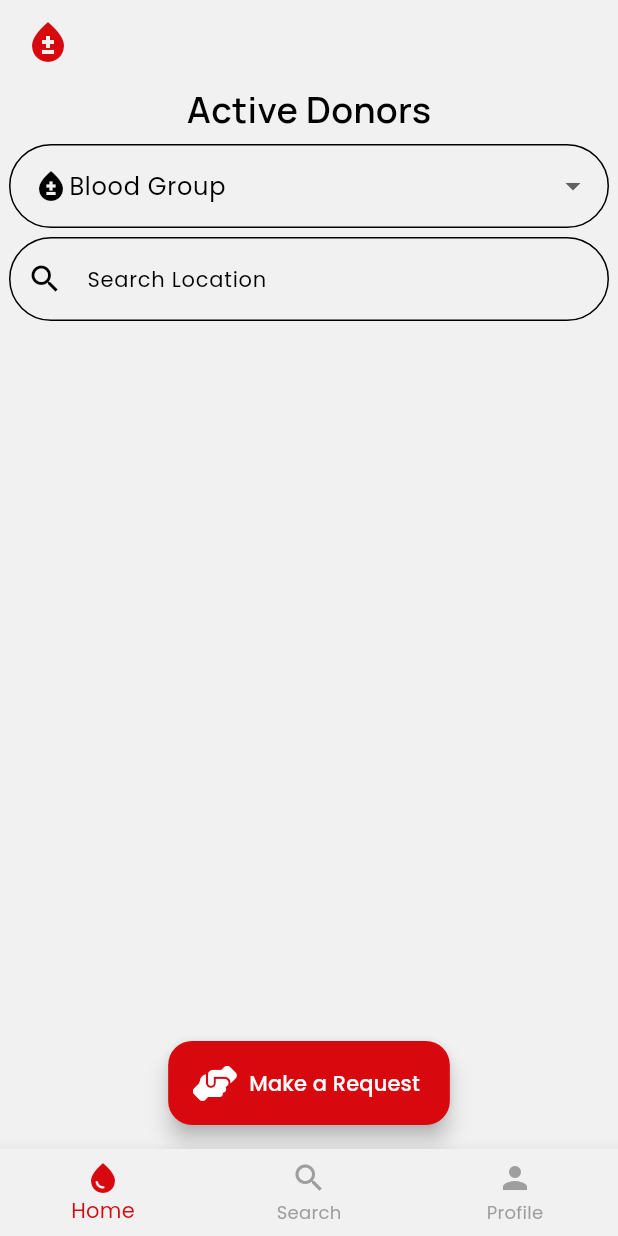
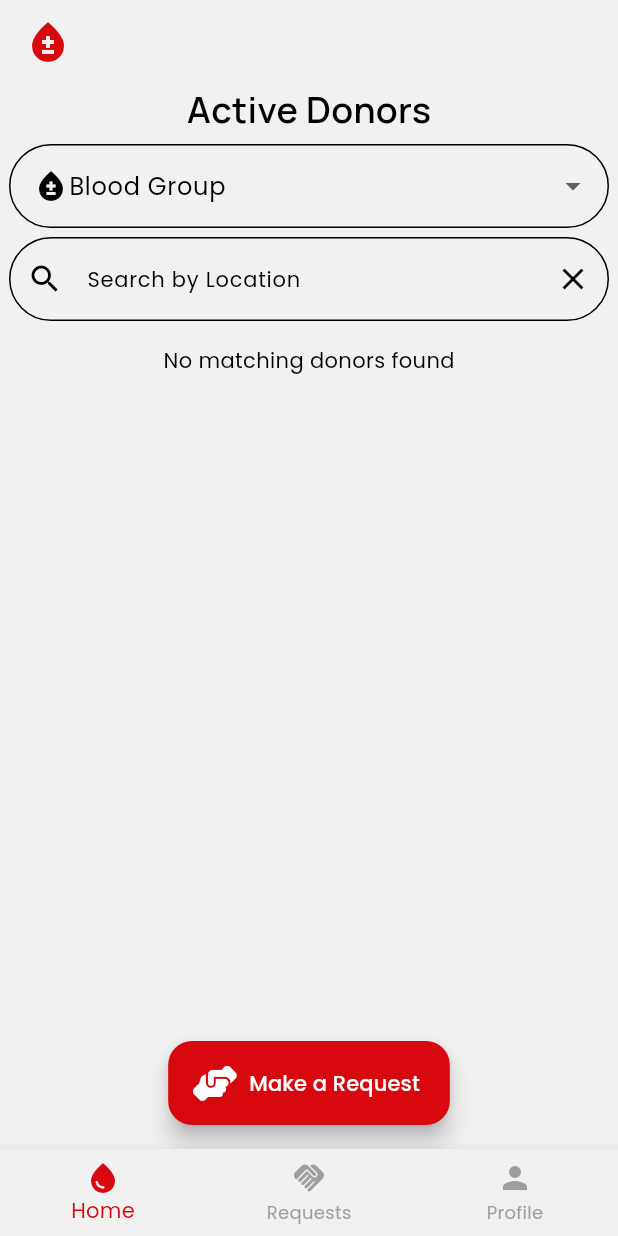
Before and after one commit to maheshbvv/donor, a Flutter app: the AppScaffold screen opened by its route, on a phone screen of 412 x 824 dp. Run offline on Flutter 3.47's test engine with Material 3 defaults, Android fonts, the phone set to English and light mode, and no system bars; our stand-ins replace cloud_firestore, firebase_auth, firebase_core, font_awesome_flutter, go_router, google_fonts; accounts and stored records are empty.

Commit message:
V0.1
Version 0.1 is ready

```diff
--- a/lib/pages/app_scaffold/app_scaffold.dart
+++ b/lib/pages/app_scaffold/app_scaffold.dart
@@ -33,8 +33,8 @@ class _AppScaffoldState extends State<AppScaffold> {
             label: 'Home',
           ),
           const BottomNavigationBarItem(
-            icon: Icon(Icons.search),
-            label: 'Search',
+            icon: Icon(Icons.handshake),
+            label: 'Requests',
           ),
           isLoggedIn
               ? const BottomNavigationBarItem(
--- a/lib/pages/home/home.dart
+++ b/lib/pages/home/home.dart
@@ -80,55 +80,92 @@ class _PublicHomeState extends State<PublicHome> {
                     }).toList(),
                     onChanged: (value) {
                       selectedGroup = value;
-                      setState(() {
-                        stream = FirebaseFirestore.instance
-                            .collection('donors')
-                            .where('donorActive', isEqualTo: true)
-                            .where('donorBloodGroup', isEqualTo: selectedGroup)
-                            .snapshots();
-                      });
+                      setState(() {});
                     },
                   ),
                   SizedBox(height: 6),
-                  donorTextField(
-                    context: context,
-                    icon: Icons.search,
-                    keyboardType: TextInputType.text,
+                  TextField(
                     controller: donorSearch,
-                    labelText: 'Search Location',
-                    obscureText: false,
+                    decoration: InputDecoration(
+                      hintStyle: GoogleFonts.poppins(
+                        color: Theme.of(context).colorScheme.onSurface,
+                        fontSize: 14,
+                      ),
+                      prefixIcon: Icon(
+                        Icons.search,
+                        color: Theme.of(context).colorScheme.onSurface,
+                      ),
+                      suffixIcon: IconButton(
+                        onPressed: () {
+                          donorSearch.clear();
+                          setState(() {});
+                        },
+                        icon: Icon(Icons.clear),
+                      ),
+                      labelText: 'Search by Location',
+                      labelStyle: GoogleFonts.poppins(
+                        color: Theme.of(context).colorScheme.onSurface,
+                        fontSize: 14,
+                      ),
+                      border: OutlineInputBorder(
+                        borderRadius: BorderRadius.circular(30),
+                      ),
+                    ),
+                    onChanged: (value) {
+                      setState(() {});
+                    },
                   ),
 
                   StreamBuilder<QuerySnapshot<Map<String, dynamic>>>(
-                    stream: stream,
+                    stream: FirebaseFirestore.instance
+                        .collection('donors')
+                        .where('donorActive', isEqualTo: true)
+                        .snapshots(),
                     builder: (context, snapshot) {
                       if (snapshot.connectionState == ConnectionState.waiting) {
                         return const Center(child: CircularProgressIndicator());
                       }
+
+                      final allDocs = snapshot.data!.docs;
+
+                      // filter by selected blood group and search
+                      final filteredDocs = allDocs.where((doc) {
+                        final bloodGroupMatches =
+                            selectedGroup == null ||
+                            doc['donorBloodGroup'] == selectedGroup;
+                        final locationMatches =
+                            donorSearch.text.isEmpty ||
+                            doc['donorLocation']
+                                .toString()
+                                .toLowerCase()
+                                .contains(donorSearch.text.toLowerCase());
+
+                        return bloodGroupMatches && locationMatches;
+                      }).toList();
+
+                      if (filteredDocs.isEmpty) {
+                        return const Padding(
+                          padding: EdgeInsets.all(16),
+                          child: Text('No matching donors found'),
+                        );
+                      }
+
                       return ListView.builder(
                         shrinkWrap: true,
-                        itemCount: snapshot.data!.docs.length,
+                        physics: const NeverScrollableScrollPhysics(),
+                        itemCount: filteredDocs.length,
                         itemBuilder: (context, index) {
-                          Timestamp timestamp =
-                              snapshot.data!.docs[index]['donotRegistereAt'];
-                          DateTime date = timestamp.toDate();
-
+                          final donor = filteredDocs[index];
                           return BloodDonorCard(
-                            bloodGroup:
-                                snapshot.data!.docs[index]['donorBloodGroup'],
-                            donorName: snapshot.data!.docs[index]['donorName'],
-                            donorPlace:
-                                snapshot.data!.docs[index]['donorLocation'],
+                            bloodGroup: donor['donorBloodGroup'],
+                            donorName: donor['donorName'],
+                            donorPlace: donor['donorLocation'],
                             donorStatus:
-                                snapshot.data!.docs[index]['donorActive']
-                                        .toString() ==
-                                    "true"
+                                donor['donorActive'].toString() == "true"
                                 ? "Active"
                                 : "Inactive",
                             onCallPressed: () {
-                              makePhoneCall(
-                                snapshot.data!.docs[index]['donorPhone'],
-                              );
+                              makePhoneCall(donor['donorPhone']);
                             },
                           );
                         },
--- a/lib/pages/welcome/welcome_page.dart
+++ b/lib/pages/welcome/welcome_page.dart
@@ -66,7 +66,9 @@ class WelcomePage extends StatelessWidget {
                     secondaryButton(
                       context: context,
                       text: 'REQUEST BLOOD',
-                      onPressed: () {},
+                      onPressed: () {
+                        GoRouter.of(context).go('/app_scaffold');
+                      },
                     ),
                   ],
                 ),
```
